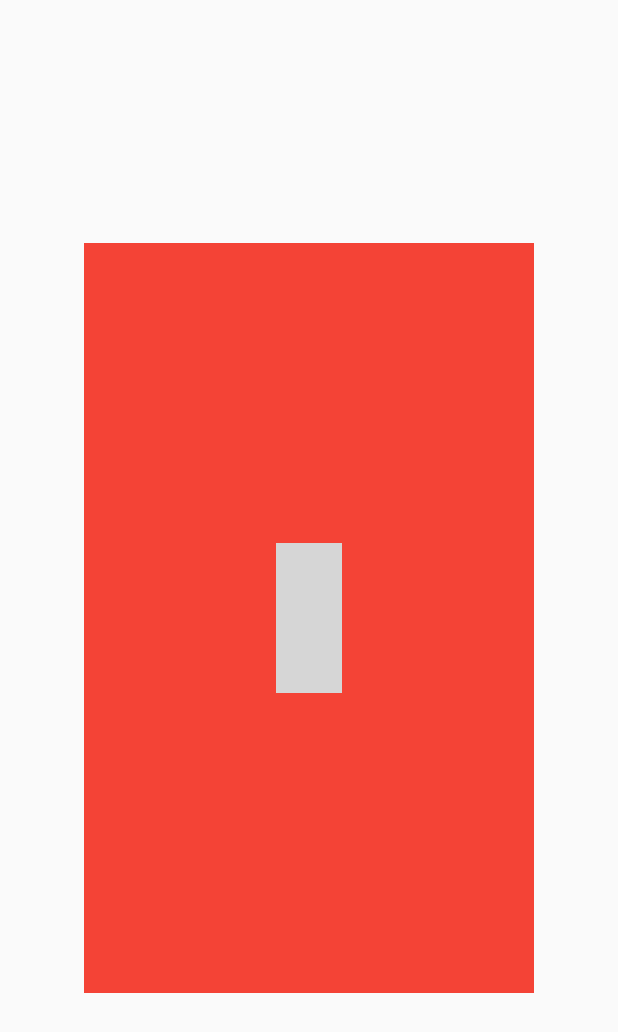
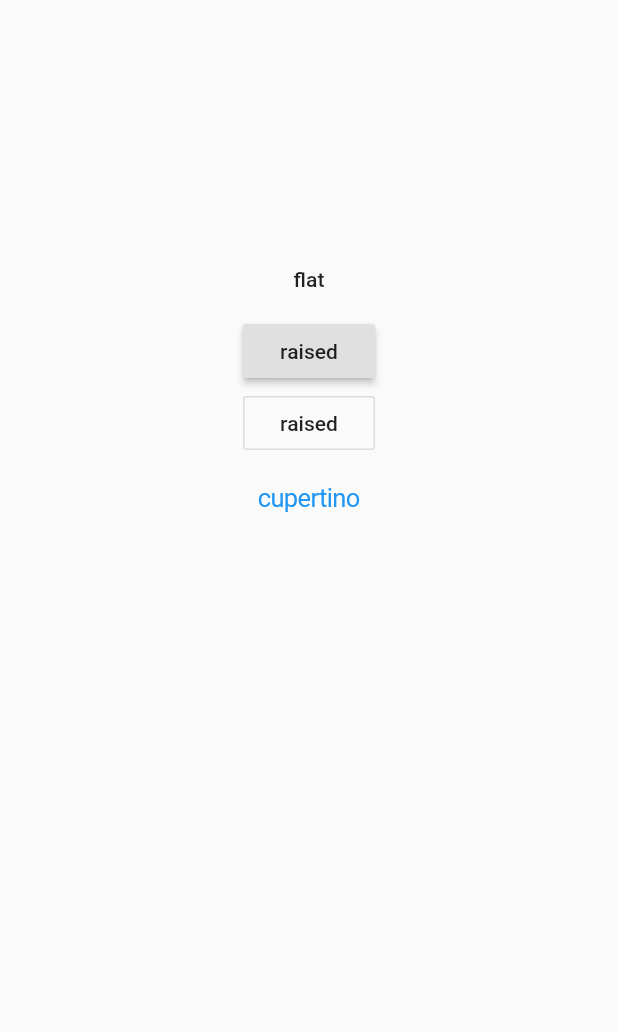
Before and after one commit to santiago3223/CodigoFlutter, a Flutter app: the screen it shows after launch, on a phone screen of 412 x 824 dp. Shown: the top 1032 px of the screen. Run offline on Flutter 3.47's test engine with Material 2 defaults, Android fonts, the phone set to English and light mode, and no system bars; our stand-ins replace font_awesome_flutter; grey boxes are pictures that could not be loaded.

Commit message:
interfaz 1

```diff
--- a/contador/lib/main.dart
+++ b/contador/lib/main.dart
@@ -1,4 +1,5 @@
 import 'package:contador/texto.dart';
+import 'package:flutter/cupertino.dart';
 import 'package:flutter/material.dart';
 import 'package:font_awesome_flutter/font_awesome_flutter.dart';
 
@@ -19,11 +20,27 @@ class WidgetsPrueba extends StatelessWidget {
         child: Container(
           height: 500,
           width: 300,
-          color: Colors.red,
-          child: Icon(
-            FontAwesomeIcons.adobe,
-            size: 100,
-            color: Colors.green,
+          child: Column(
+            children: [
+              FlatButton(
+                child: Text("flat"),
+                highlightColor: Colors.blue,
+                onPressed: () => {},
+              ),
+              RaisedButton(
+                child: Text("raised"),
+                highlightColor: Colors.blue,
+                onPressed: () => {},
+              ),
+              OutlineButton(
+                child: Text("raised"),
+                onPressed: () => {},
+              ),
+              CupertinoButton(
+                child: Text("cupertino"),
+                onPressed: () => {},
+              )
+            ],
           ),
         ),
       ),
```
Also changed, not shown: contador/pubspec.yaml (line endings or trailing spaces).
